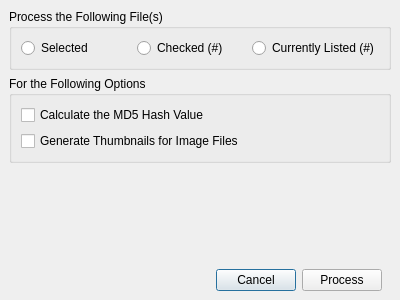
This is digdeeperdialog.ui in pjrinaldi/wombatforensics as Qt 5 draws it before an edit. The edited form follows.
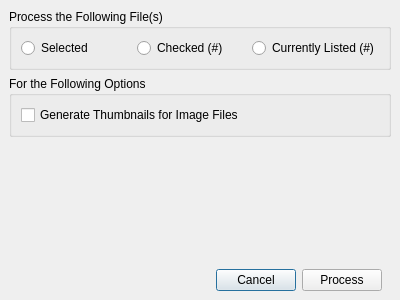
This is the edited form.

```diff
--- a/digdeeperdialog.ui
+++ b/digdeeperdialog.ui
@@ -98,13 +98,6 @@
         <string>For the Following Options</string>
        </property>
        <layout class="QVBoxLayout" name="verticalLayout_4">
-        <item>
-         <widget class="QCheckBox" name="md5checkBox">
-          <property name="text">
-           <string>Calculate the MD5 Hash Value</string>
-          </property>
-         </widget>
-        </item>
         <item>
          <widget class="QCheckBox" name="thumbnailcheckBox">
           <property name="text">
```
Left out of the diff: 1 changed line with no effect on the pictures.
